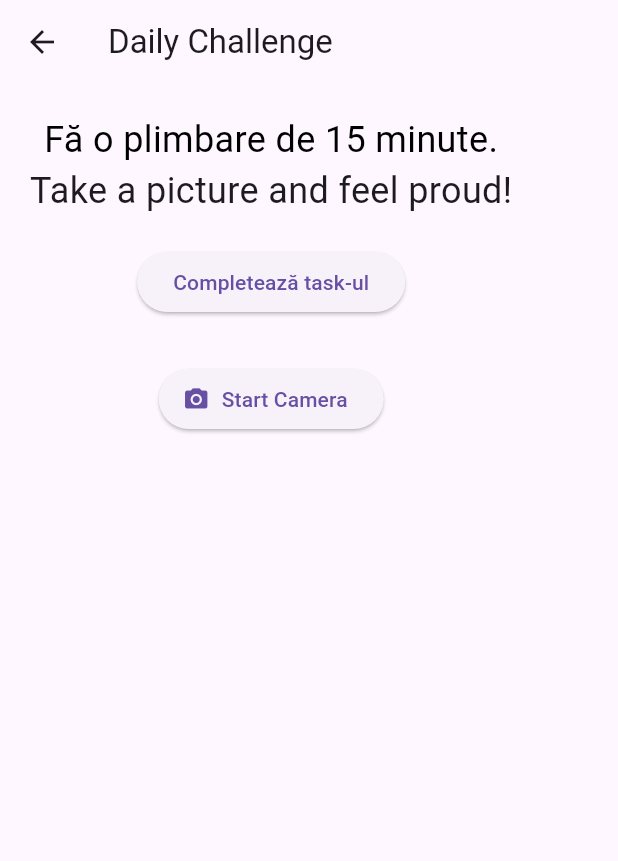
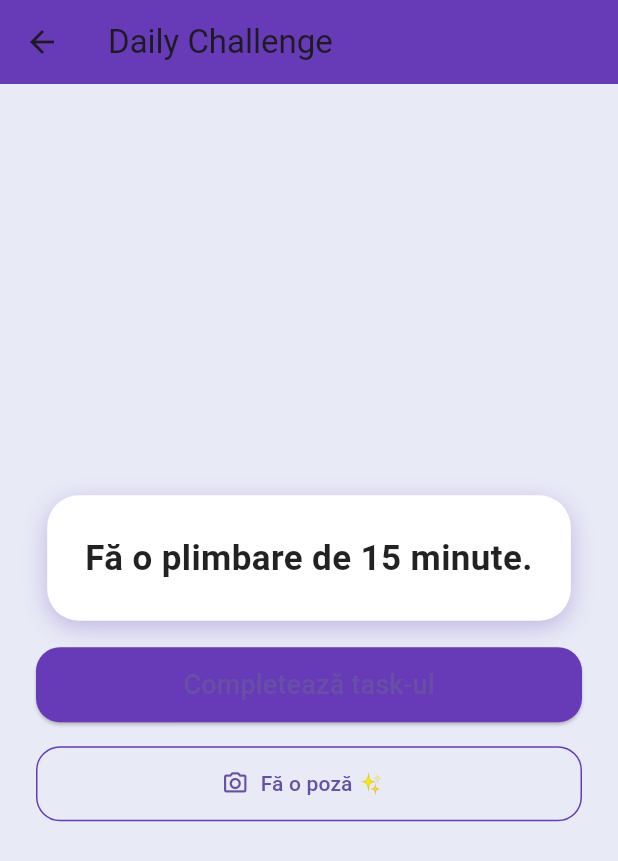
Before and after one commit to NuMaCheamaTudor/BDF-Flutter, a Flutter app: the StartPage screen opened directly, after a tap on "Daily Challenge", on a phone screen of 412 x 824 dp. Shown: the top 861 px of the screen. Run offline on Flutter 3.47's test engine with Material 3 defaults, Android fonts, the light colour scheme and no system bars; our stand-ins replace camera, concentric_transition, flutter_local_notifications, flutter_svg, lottie, permission_handler and 2 more; accounts and stored records are empty; network calls fail.

Commit message:
alte animatii si plm

```diff
--- a/main/lib/dailychallenge.dart
+++ b/main/lib/dailychallenge.dart
@@ -10,19 +10,19 @@ Future<List<String>> fetchChallengeFromClaudeAPI() async {
   final url = Uri.parse('http://192.168.0.110:5001/ask');
 
   final response = await http.get(url);
-  print("A trimis Request!");
   if (response.statusCode == 200) {
     final data = jsonDecode(response.body);
     final content = data['response'] as String;
 
-    final lines = content.split('\n')
+    final lines = content
+        .split('\n')
         .map((line) => line.trim())
         .where((line) => line.isNotEmpty)
         .toList();
 
     return lines;
   } else {
-    throw Exception('Failed to fetch challenges from Claude API: ${response.statusCode}');
+    throw Exception('Failed to fetch challenges from Claude API: \${response.statusCode}');
   }
 }
 
@@ -31,14 +31,20 @@ class DailyChallenge extends StatefulWidget {
   _DailyChallengeState createState() => _DailyChallengeState();
 }
 
-class _DailyChallengeState extends State<DailyChallenge> {
+class _DailyChallengeState extends State<DailyChallenge>
+    with SingleTickerProviderStateMixin {
   String _currentChallenge = "Loading challenge...";
   bool _isCompleted = false;
   CameraDescription? _camera;
+  late AnimationController _animationController;
 
   @override
   void initState() {
     super.initState();
+    _animationController = AnimationController(
+      vsync: this,
+      duration: Duration(seconds: 2),
+    )..repeat(reverse: true);
     _initCamera();
     _loadOrFetchChallenge();
   }
@@ -49,7 +55,8 @@ class _DailyChallengeState extends State<DailyChallenge> {
 
     if (prefs.containsKey(todayKey)) {
       setState(() {
-        _currentChallenge = prefs.getString(todayKey) ?? "Niciun challenge disponibil.";
+        _currentChallenge =
+            prefs.getString(todayKey) ?? "Niciun challenge disponibil.";
         _isCompleted = prefs.getBool(todayKey + "_completed") ?? false;
       });
       return;
@@ -69,7 +76,6 @@ class _DailyChallengeState extends State<DailyChallenge> {
         _isCompleted = false;
       });
     } catch (e) {
-      print("Eroare la fetch: $e");
       setState(() {
         _currentChallenge = "Fă o plimbare de 15 minute.";
         _isCompleted = false;
@@ -79,7 +85,7 @@ class _DailyChallengeState extends State<DailyChallenge> {
 
   String _getTodayKey() {
     final now = DateTime.now();
-    return 'challenge_${now.year}-${now.month}-${now.day+2}';
+    return 'challenge_\${now.year}-\${now.month}-\${now.day + 2}';
   }
 
   Future<void> _initCamera() async {
@@ -114,39 +120,89 @@ class _DailyChallengeState extends State<DailyChallenge> {
   }
 
   @override
+  void dispose() {
+    _animationController.dispose();
+    super.dispose();
+  }
+
+  @override
   Widget build(BuildContext context) {
     return Scaffold(
-      appBar: AppBar(title: const Text('Daily Challenge')),
-      body: Padding(
-        padding: const EdgeInsets.all(20.0),
+      backgroundColor: Colors.indigo.shade50,
+      appBar: AppBar(
+        title: const Text('Daily Challenge'),
+        backgroundColor: Colors.deepPurple,
+      ),
+      body: Center(
+        child: Padding(
+          padding: const EdgeInsets.all(24.0),
           child: Column(
+            mainAxisAlignment: MainAxisAlignment.center,
             children: [
-            Text(
+              ScaleTransition(
+                scale: Tween(begin: 1.0, end: 1.1).animate(CurvedAnimation(
+                    parent: _animationController, curve: Curves.easeInOut)),
+                child: Container(
+                  padding: const EdgeInsets.all(24),
+                  decoration: BoxDecoration(
+                    color: Colors.white,
+                    borderRadius: BorderRadius.circular(20),
+                    boxShadow: [
+                      BoxShadow(
+                        color: Colors.deepPurple.withOpacity(0.3),
+                        blurRadius: 12,
+                        offset: Offset(0, 4),
+                      )
+                    ],
+                  ),
+                  child: Text(
                     _currentChallenge,
                     style: TextStyle(
-                fontSize: 24,
-                decoration: _isCompleted ? TextDecoration.lineThrough : TextDecoration.none,
-                color: _isCompleted ? Colors.green : Colors.black,
+                      fontSize: 22,
+                      fontWeight: FontWeight.w600,
+                      color: _isCompleted ? Colors.green : Colors.black87,
+                      decoration: _isCompleted
+                          ? TextDecoration.lineThrough
+                          : TextDecoration.none,
                     ),
                     textAlign: TextAlign.center,
                   ),
-            Text(
-              "Take a picture and feel proud!",
-              style: TextStyle(fontSize: 24),
-              textAlign: TextAlign.center,
+                ),
               ),
               const SizedBox(height: 20),
-            ElevatedButton(
+              AnimatedOpacity(
+                duration: Duration(milliseconds: 600),
+                opacity: _isCompleted ? 0.4 : 1.0,
+                child: ElevatedButton(
                   onPressed: _isCompleted ? null : _completeChallenge,
-              child: Text(_isCompleted ? "Completat!" : "Completează task-ul"),
+                  child: Text(
+                    _isCompleted ? "Completat!" : "Completează task-ul",
+                    style: TextStyle(fontSize: 18),
                   ),
-            const SizedBox(height: 30),
-            ElevatedButton.icon(
+                  style: ElevatedButton.styleFrom(
+                    backgroundColor: Colors.deepPurple,
+                    minimumSize: Size(double.infinity, 50),
+                    shape: RoundedRectangleBorder(
+                      borderRadius: BorderRadius.circular(16),
+                    ),
+                  ),
+                ),
+              ),
+              const SizedBox(height: 16),
+              OutlinedButton.icon(
+                icon: Icon(Icons.camera_alt_outlined),
+                label: const Text('Fă o poză ✨'),
                 onPressed: _openCamera,
-              icon: Icon(Icons.camera_alt),
-              label: const Text('Start Camera'),
+                style: OutlinedButton.styleFrom(
+                  side: BorderSide(color: Colors.deepPurple),
+                  minimumSize: Size(double.infinity, 50),
+                  shape: RoundedRectangleBorder(
+                    borderRadius: BorderRadius.circular(16),
                   ),
+                ),
+              )
             ],
+          ),
         ),
       ),
     );
--- a/main/lib/main.dart
+++ b/main/lib/main.dart
@@ -1,5 +1,5 @@
 import 'package:flutter/material.dart';
-import 'reminder_page.dart'; // ReminderPage() e HomeScreen
+import 'reminder_page.dart';
 import 'get_help.dart';
 import 'dailychallenge.dart';
 import 'ultimate_social_habit_screen (1).dart';
@@ -18,7 +18,7 @@ class MyApp extends StatelessWidget {
     return MaterialApp(
       debugShowCheckedModeBanner: false,
       title: 'Reminder Pastile',
-      home: SplashScreen(), // pornim cu splash
+      home: SplashScreen(),
     );
   }
 }
@@ -27,46 +27,49 @@ class StartPage extends StatelessWidget {
   @override
   Widget build(BuildContext context) {
     return Scaffold(
-      appBar: AppBar(title: const Text('Home')),
+      backgroundColor: const Color(0xfff5f5f5),
+      appBar: AppBar(
+        title: const Text('Your Dashboard'),
+        elevation: 0,
+        backgroundColor: Colors.deepPurple,
+      ),
       body: Padding(
-        padding: const EdgeInsets.all(16.0),
-        child: GridView.count(
+        padding: const EdgeInsets.all(20.0),
+        child: GridView(
+          gridDelegate: const SliverGridDelegateWithFixedCrossAxisCount(
             crossAxisCount: 2,
-          crossAxisSpacing: 16,
-          mainAxisSpacing: 16,
+            crossAxisSpacing: 20,
+            mainAxisSpacing: 20,
             childAspectRatio: 1,
+          ),
           children: [
-            _buildButtonCard(
+            _buildDashboardTile(
               context,
               icon: Icons.timer_outlined,
-              label: 'Set a timer!',
-              onPressed: () {
-                Navigator.push(context, _createRoute(ReminderPage()));
-              },
+              label: 'Set a timer',
+              color: Colors.deepPurple,
+              onTap: () => Navigator.push(context, _createRoute(ReminderPage())),
             ),
-            _buildButtonCard(
+            _buildDashboardTile(
               context,
               icon: Icons.auto_awesome,
               label: 'Change Your Life',
-              onPressed: () {
-                Navigator.push(context, _createRoute(ReminderPage()));
-              },
+              color: Colors.orange,
+              onTap: () => Navigator.push(context, _createRoute(ReminderPage())),
             ),
-            _buildButtonCard(
+            _buildDashboardTile(
               context,
               icon: Icons.flash_on,
               label: 'Daily Challenge',
-              onPressed: () {
-                Navigator.push(context, _createRoute(DailyChallenge()));
-              },
+              color: Colors.pinkAccent,
+              onTap: () => Navigator.push(context, _createRoute(DailyChallenge())),
             ),
-            _buildButtonCard(
+            _buildDashboardTile(
               context,
               icon: Icons.group,
               label: 'Get Help',
-              onPressed: () {
-                Navigator.push(context, _createRoute(UltimateSocialHabitScreen()));
-              },
+              color: Colors.teal,
+              onTap: () => Navigator.push(context, _createRoute(UltimateSocialHabitScreen())),
             ),
           ],
         ),
@@ -74,48 +77,45 @@ class StartPage extends StatelessWidget {
     );
   }
 
-  Widget _buildButtonCard(
-    BuildContext context, {
-    required IconData icon,
+  Widget _buildDashboardTile(BuildContext context,
+      {required IconData icon,
       required String label,
-    required VoidCallback onPressed,
-  }) {
+      required Color color,
+      required VoidCallback onTap}) {
     return Material(
-      color: Colors.transparent,
+      color: color.withOpacity(0.1),
       borderRadius: BorderRadius.circular(16),
       child: InkWell(
-        onTap: onPressed,
+        onTap: onTap,
         borderRadius: BorderRadius.circular(16),
-        splashColor: Theme.of(context).primaryColor.withOpacity(0.2),
-        highlightColor: Colors.transparent,
-        child: Ink(
+        child: Container(
+          padding: const EdgeInsets.all(16),
           decoration: BoxDecoration(
             borderRadius: BorderRadius.circular(16),
-            color: Colors.white,
             boxShadow: [
               BoxShadow(
-                color: Colors.black12,
-                blurRadius: 6,
-                offset: Offset(0, 2),
-              )
+                color: color.withOpacity(0.15),
+                blurRadius: 8,
+                offset: const Offset(0, 4),
+              ),
             ],
+            color: Colors.white,
           ),
-          child: Center(
           child: Column(
-              mainAxisSize: MainAxisSize.min,
+            mainAxisAlignment: MainAxisAlignment.center,
             children: [
-                Icon(icon, size: 48, color: Theme.of(context).primaryColor),
+              Icon(icon, size: 48, color: color),
               const SizedBox(height: 12),
               Text(
                 label,
-                  style: const TextStyle(
+                style: TextStyle(
                   fontSize: 16,
-                    fontWeight: FontWeight.bold,
+                  fontWeight: FontWeight.w600,
+                  color: color,
                 ),
                 textAlign: TextAlign.center,
-                ),
+              )
             ],
-            ),
           ),
         ),
       ),
@@ -128,10 +128,8 @@ class StartPage extends StatelessWidget {
       transitionsBuilder: (context, animation, secondaryAnimation, child) {
         const begin = Offset(0.0, 0.1);
         const end = Offset.zero;
-        final tween = Tween(begin: begin, end: end)
-            .chain(CurveTween(curve: Curves.easeInOut));
-        final fade = Tween<double>(begin: 0.0, end: 1.0)
-            .chain(CurveTween(curve: Curves.easeIn));
+        final tween = Tween(begin: begin, end: end).chain(CurveTween(curve: Curves.easeInOut));
+        final fade = Tween<double>(begin: 0.0, end: 1.0).chain(CurveTween(curve: Curves.easeIn));
 
         return SlideTransition(
           position: animation.drive(tween),
@@ -141,7 +139,7 @@ class StartPage extends StatelessWidget {
           ),
         );
       },
-      transitionDuration: const Duration(milliseconds: 400),
+      transitionDuration: const Duration(milliseconds: 500),
     );
   }
 }
--- a/main/pubspec.yaml
+++ b/main/pubspec.yaml
@@ -16,6 +16,7 @@ dependencies:
   permission_handler: ^11.3.0
   http: ^1.4.0
   flutter_svg: ^2.0.7
+  lottie: ^2.7.0
 
   # 🔔 Plugin pentru notificări locale
   flutter_local_notifications: ^19.2.0
```
Also changed, not shown: main/lib/camera_screen.dart (+40 -10 lines), main/lib/splash_screen.dart (+8 -3 lines). Lines whose indentation alone changed are shown as unchanged.
